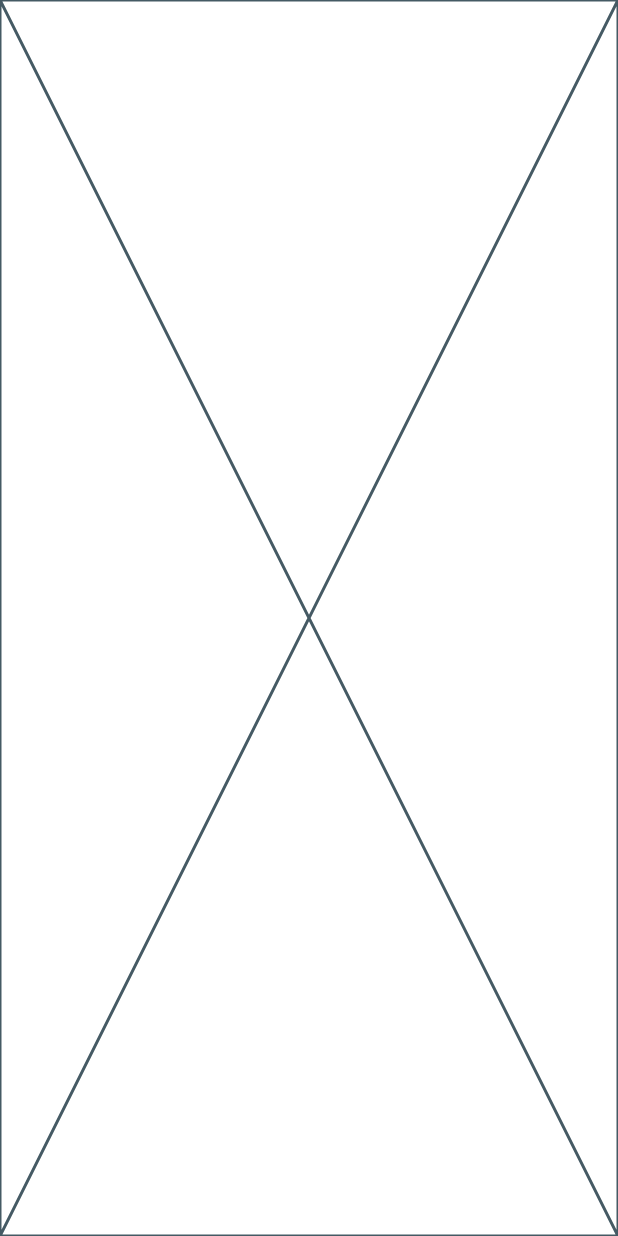
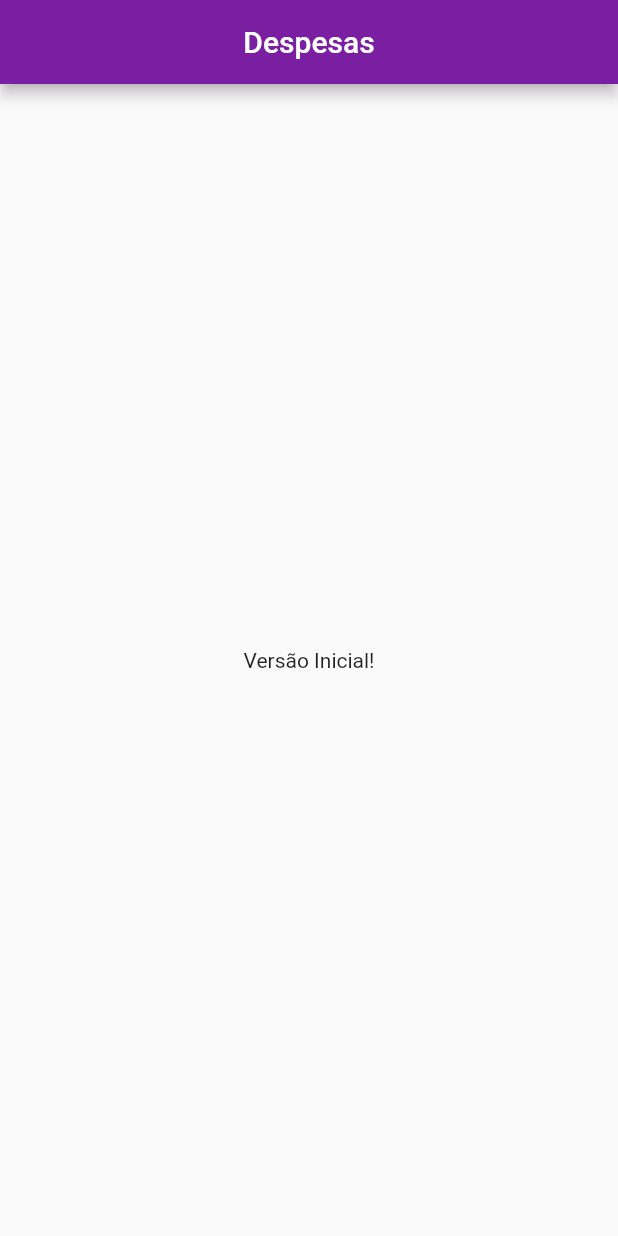
Before and after one commit to Thiago-CSantos/Flutter-appDespesas, a Flutter app: the screen it shows after launch, on a phone screen of 412 x 824 dp. Run offline on Flutter 3.47's test engine with Material 2 defaults, Android fonts, the phone set to English and light mode, and no system bars.

Commit message:
Versão Inicial

```diff
--- a/lib/main.dart
+++ b/lib/main.dart
@@ -1,4 +1,4 @@
-import 'package:flutter/widgets.dart';
+import 'package:flutter/material.dart';
 
 void main(List<String> args) {
   runApp(const ExpensesAPP());
@@ -9,6 +9,31 @@ class ExpensesAPP extends StatelessWidget {
 
   @override
   Widget build(BuildContext context) {
-    return const Placeholder();
+    return MaterialApp(
+      theme: ThemeData(
+        appBarTheme: AppBarTheme(backgroundColor: Colors.purple[700]),
+      ),
+      home: const MyHomePage(),
+    );
   }
 }
+
+class MyHomePage extends StatelessWidget {
+  const MyHomePage({super.key});
+
+  @override
+  Widget build(BuildContext context) {
+    return Scaffold(
+      appBar: AppBar(
+        title: const Text(
+          'Despesas',
+          textAlign: TextAlign.center,
+        ),
+        centerTitle: true,
+      ),
+      body: const Center(
+        child: Text('Versão Inicial!'),
+      ),
+    );
+  }
+}
```
